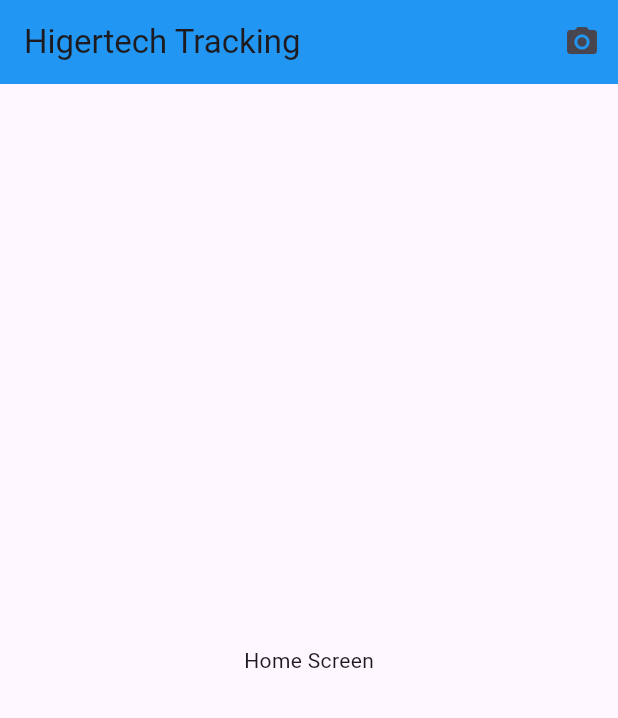
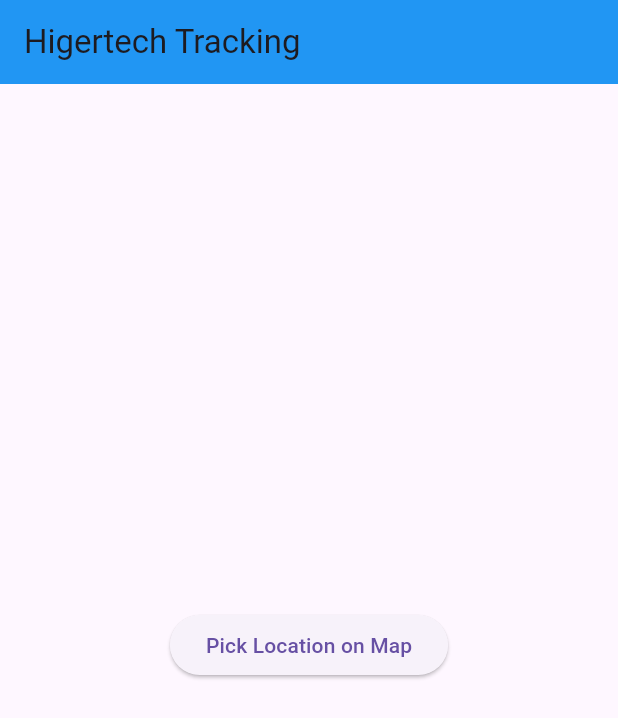
Before and after one commit to MochRaflyPratama/higertech_mobile_v2, a Flutter app: the Homepage screen opened directly, on a phone screen of 412 x 824 dp. Shown: the top 718 px of the screen. Run offline on Flutter 3.47's test engine with Material 3 defaults, Android fonts, the phone set to English and light mode, and no system bars; our stand-ins replace image_picker; missing offline and left inert: easy_image_viewer; statements that could not run were skipped.

Commit message:
homescreen

```diff
--- a/lib/app/modules/home/Homescreen.dart
+++ b/lib/app/modules/home/Homescreen.dart
@@ -1,24 +1,51 @@
 import 'package:flutter/material.dart';
+import 'package:projectv2/app/modules/locations/controller/locationController.dart';
+import 'package:projectv2/app/modules/locations/tag/taglocation.dart';
 
-class  Homepage extends StatelessWidget {
-  const Homepage({super.key});
+class Homepage extends StatelessWidget {
+  const Homepage({Key? key}) : super(key: key);
+
+  void _openMapFromLocation(BuildContext context, String lat, String lng) {
+    LocationController.openMap(lat, lng);
+  }
 
   @override
   Widget build(BuildContext context) {
-    return  Scaffold(
+    String? lat;
+    String? lng;
+
+    return Scaffold(
       appBar: AppBar(
-        title: Text('Higertech Tracking'),
+        title: const Text('Higertech Tracking'),
         backgroundColor: Colors.blue,
-        actions: [
-          IconButton(
-            icon: Icon(Icons.camera_alt),
-            onPressed: () {
-            },
-          ),
-        ],
       ),
       body: Center(
-        child: Text('Home Screen'),
+        child: Column(
+          mainAxisAlignment: MainAxisAlignment.center,
+          children: [
+            ElevatedButton(
+              child: const Text('Pick Location on Map'),
+              onPressed: () async {
+                final result = await Navigator.push(
+                  context,
+                  MaterialPageRoute(
+                    builder: (context) => const LocationPickerPage(),
+                  ),
+                );
+
+                if (result != null && result is Map<String, double>) {
+                  lat = result['lat']!.toString();
+                  lng = result['lng']!.toString();
+
+                  ScaffoldMessenger.of(context).showSnackBar(
+                    SnackBar(content: Text('Picked: $lat, $lng')),
+                  );
+                }
+              },
+            ),
+            const SizedBox(height: 20),
+          ],
+        ),
       ),
     );
   }
```
Also changed, not shown: lib/app/modules/home/binding/home_binding.dart (added).
